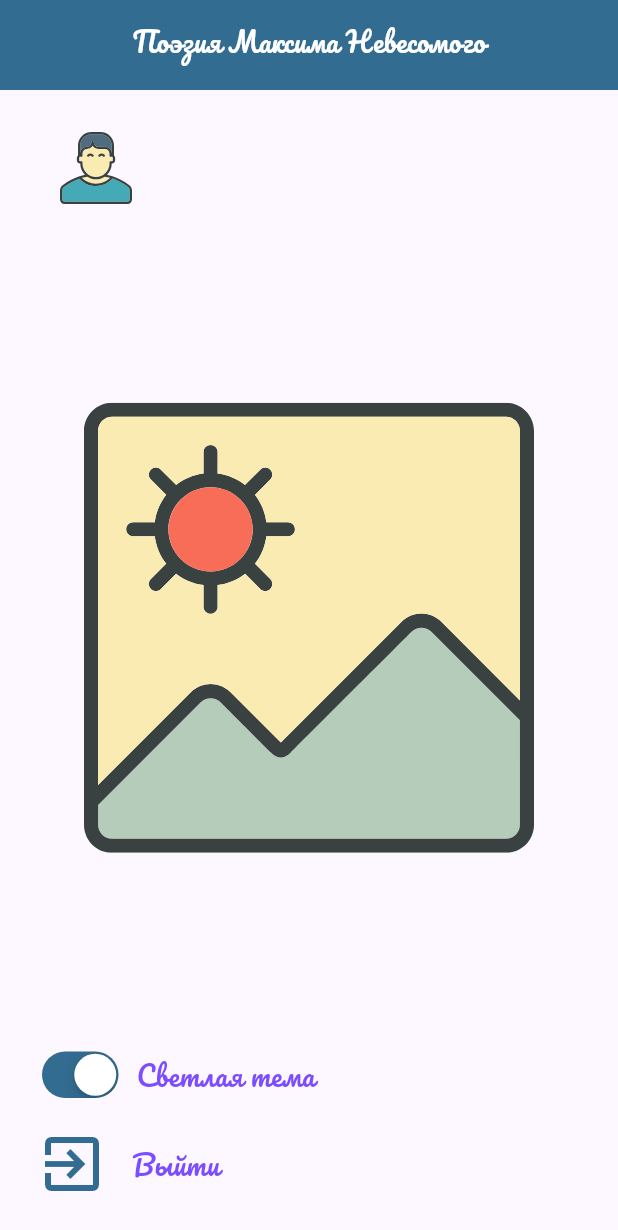
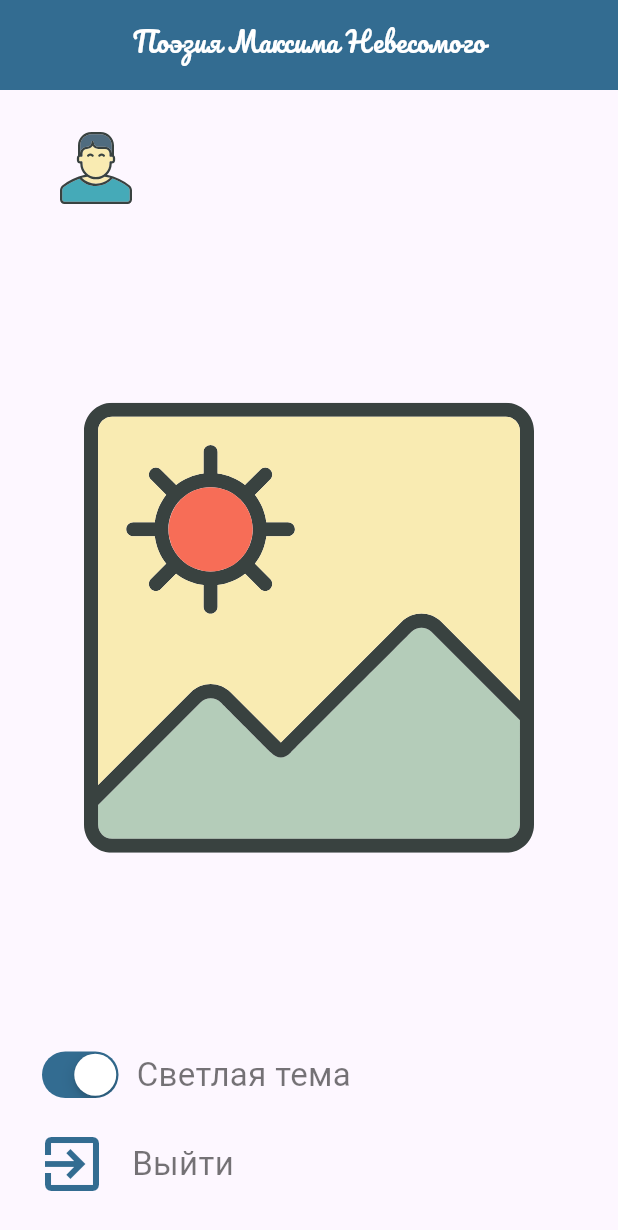
Before and after one commit to MaksimKischenko/NevesomiyPoetry, a Flutter app: the SettingsScreen screen opened directly, on a phone screen of 412 x 824 dp. Shown: the top 1230 px of the screen. Run offline on Flutter 3.47's test engine with Material 3 defaults, Android fonts, the phone set to English and light mode, and no system bars; our stand-ins replace bloc, bloc_concurrency, cloud_firestore, confetti, connectivity_plus, either_dart and 11 more; accounts and stored records are empty; network calls fail.

Commit message:
fixed common updte

```diff
--- a/lib/data/remote_models/poem.dart
+++ b/lib/data/remote_models/poem.dart
@@ -65,7 +65,7 @@ class Poem extends Equatable {
       title: data['title'],
       book: data['book'],
       isFavorite: false,
-      content: PoemParser.byBreakContent(data['content']),
+      content: data['content'],
       previewContent: PoemParser.byPreviewContent(data['content']),
       topicCategory: data['topicCategory'],
       poemTopicAssetLocation: PoemParser.byTopicId(data['topicCategory']).$2,
--- a/lib/domain/entites/svg_repo.dart
+++ b/lib/domain/entites/svg_repo.dart
@@ -2,6 +2,7 @@ enum SvgRepo {
   bookClosed('assets/icons/book-closed.svg'),
   bookOpen('assets/icons/book-open.svg'),
   email('assets/icons/envelope.svg'),
+  heart('assets/icons/heart.svg'),
   map('assets/icons/map.svg'),
   globeMain('assets/icons/globe-main.svg'),
   man('assets/icons/man.svg'),
@@ -10,7 +11,6 @@ enum SvgRepo {
   presentation('assets/icons/presentation.svg'),
   lock('assets/icons/lock.svg'),
   unLock('assets/icons/eye.svg'),
-  look('assets/icons/look.svg'),
   key('assets/icons/key.svg'),
   settings('assets/icons/cog.svg'),
   pen('assets/icons/pen.svg'),
--- a/lib/domain/entites/topics.dart
+++ b/lib/domain/entites/topics.dart
@@ -1,10 +1,10 @@
 enum Topics {
   all(('Все', 'assets/icons/book-open.svg')),
-  love(('О любви', 'assets/icons/heart.svg')),
-  urban(('О городах', 'assets/icons/urban.svg')),
+  love(('О любви', 'assets/icons/love_heart.svg')),
+  urban(('О городах', 'assets/icons/architecture_building.svg')),
   philosophy(('Философия', 'assets/icons/globe.svg')),
   civil(('Гражданская лирика', 'assets/icons/glasses.svg')),
-  landscape(('О природе', 'assets/icons/sun.svg')),
+  landscape(('О природе', 'assets/icons/mountain_nature.svg')),
   favorite(('Избранные', 'assets/icons/medal.svg'));
 
   const Topics(this.nameAndLocation);
--- a/lib/domain/services/fire_store_service.dart
+++ b/lib/domain/services/fire_store_service.dart
@@ -36,14 +36,14 @@ class FireStoreService {
   }
 
 
-  Future<void> setLikeToPoem(Poem poem) async{
+  Future<void> setLikeToPoem(List<Poem> poems) async{
     await _fireBase
       .collection(CollectionData.poems.name)
       .doc(CollectionData.poemsTest.docId)
       .withConverter(
         fromFirestore: PoemTracker.fromFirestore,
         toFirestore: (PoemTracker poemTracker, _) => poemTracker.toFirestore(),
-      ).update(PoemTracker(poems: [poem]));
+      ).update(PoemTracker(poems: poems).toFirestore());
   }
 
   Future<void> clearData() async => await _fireBase.clearPersistence();
--- a/lib/presentation/screens/poem/widgets/poem_body.dart
+++ b/lib/presentation/screens/poem/widgets/poem_body.dart
@@ -8,6 +8,7 @@ import 'package:nevesomiy/data/data.dart';
 import 'package:nevesomiy/domain/entites/ettities.dart';
 import 'package:nevesomiy/presentation/bloc/bloc.dart';
 import 'package:nevesomiy/presentation/screens/poem/widgets/widgets.dart';
+import 'package:nevesomiy/utils/utils.dart';
 
 class PoemBody extends StatefulWidget {
   final Poem poem;
@@ -89,7 +90,7 @@ class _PoemBodyState extends State<PoemBody> {
                 crossAxisAlignment: CrossAxisAlignment.end,
                 children: [
                   Text(
-                    widget.poem.content,
+                    PoemParser.byBreakContent(widget.poem.content),
                     style: Theme.of(context).textTheme.bodyMedium
                   ),
                   const SizedBox(height: 12),
@@ -106,7 +107,7 @@ class _PoemBodyState extends State<PoemBody> {
           onPressed: () {
             _controllerCenter.play();
             context.read<PoemBloc>().add(const PoemAction(isFavorite: true));
-            context.read<PoemsBloc>().add(PoemsLoadCache());
+            // context.read<PoemsBloc>().add(PoemsLoadCache());
           },
           icon: SvgPicture.asset(
             SvgRepo.like.location,
--- a/lib/presentation/screens/splash_screen.dart
+++ b/lib/presentation/screens/splash_screen.dart
@@ -2,7 +2,6 @@ import 'package:flutter/material.dart';
 import 'package:flutter_bloc/flutter_bloc.dart';
 import 'package:go_router/go_router.dart';
 import 'package:nevesomiy/presentation/bloc/bloc.dart';
-import 'package:nevesomiy/presentation/bloc/poems/poems_bloc.dart';
 
 import 'package:nevesomiy/presentation/styles/styles.dart';
 import 'package:nevesomiy/presentation/widgets/widget.dart';
--- a/lib/presentation/themes.dart
+++ b/lib/presentation/themes.dart
@@ -70,6 +70,13 @@ mixin AppThemes {
           color: Colors.black54,
           fontStyle: FontStyle.normal,
         ),
+        titleSmall: TextStyle(
+          fontWeight: FontWeight.w400,
+          fontSize: 20,
+          fontFamily: 'Roboto',
+          color: Colors.black87,
+          fontStyle: FontStyle.normal,
+        ),
         bodySmall: TextStyle(
           fontWeight: FontWeight.w400,
           fontSize: 14,
@@ -79,9 +86,9 @@ mixin AppThemes {
         ),
         bodyMedium: TextStyle(
           fontWeight: FontWeight.w400,
-          fontSize: 18,
-          fontFamily: 'Pacifico',
-          color: Colors.deepPurpleAccent,
+          fontSize: 22,
+          fontFamily: 'Roboto',   //Pacifico
+          color: Colors.black54,
           fontStyle: FontStyle.normal,
         ),
       ),
```
Also changed, not shown: lib/domain/use_cases/poems_use_case.dart (+9 -6 lines), lib/presentation/screens/poems/widgets/poem_list.dart (+34 -20 lines), assets/icons/architecture_building.svg (added), assets/icons/love_heart.svg (added), assets/icons/mountain_nature.svg (added), assets/icons/urban.svg (deleted), 2 other files.
